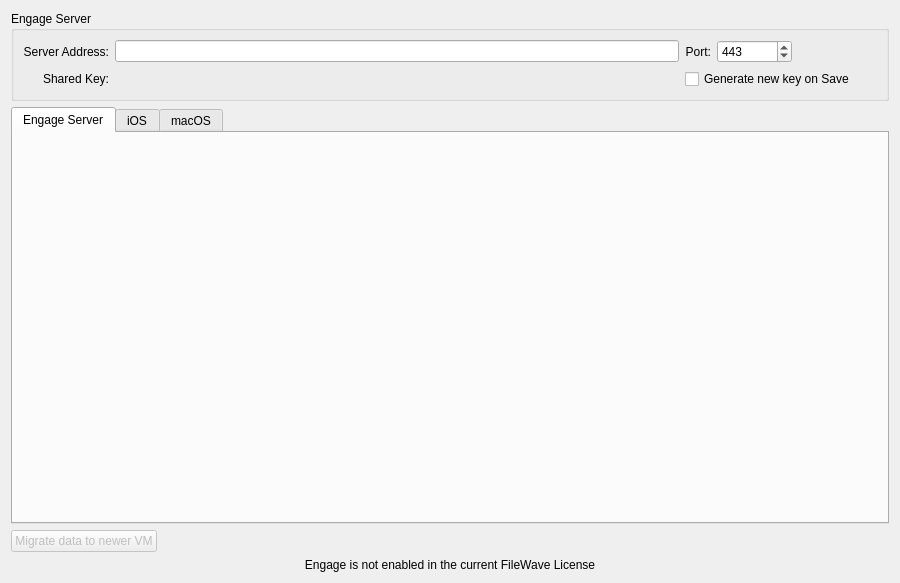
Qt form FWAdminLib/Preferences/EngagePreferencesWidget.ui (fw-dev/translations) before a commit.
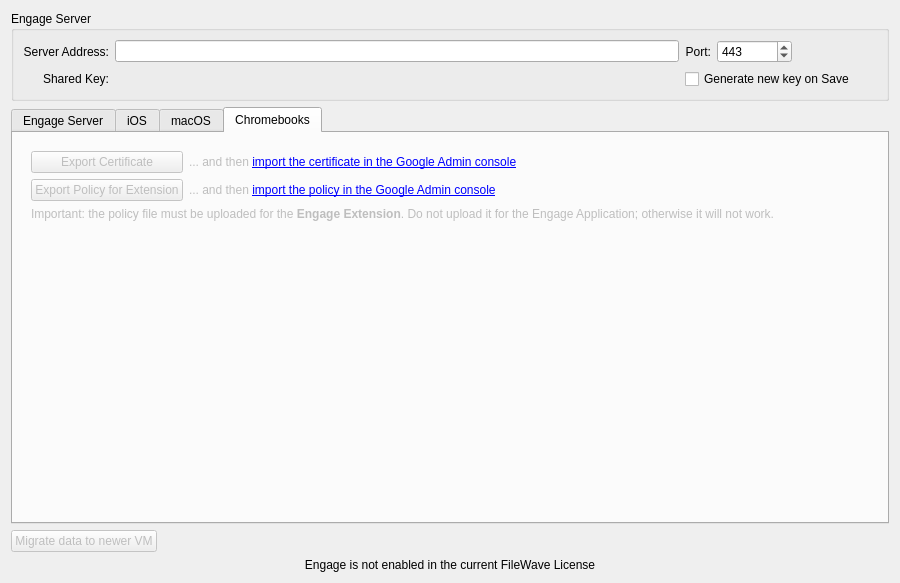
The same form after that commit. The open tabs and pages were chosen to show the change. Custom widgets are drawn as their Qt base class.

Patch:
```diff
--- a/FWAdminLib/Preferences/EngagePreferencesWidget.ui
+++ b/FWAdminLib/Preferences/EngagePreferencesWidget.ui
@@ -152,6 +152,19 @@
        <item>
         <widget class="SSLCertificateForm" name="engageCertBox" native="true"/>
        </item>
+       <item>
+        <spacer name="verticalSpacer_2">
+         <property name="orientation">
+          <enum>Qt::Vertical</enum>
+         </property>
+         <property name="sizeHint" stdset="0">
+          <size>
+           <width>20</width>
+           <height>40</height>
+          </size>
+         </property>
+        </spacer>
+       </item>
       </layout>
      </widget>
      <widget class="QWidget" name="tabEngageIOS">
@@ -438,6 +451,91 @@
        </item>
       </layout>
      </widget>
+     <widget class="QWidget" name="tab">
+      <attribute name="title">
+       <string>Chromebooks</string>
+      </attribute>
+      <layout class="QVBoxLayout" name="verticalLayout_2">
+       <item>
+        <widget class="QWidget" name="chromebooksBox" native="true">
+         <property name="enabled">
+          <bool>false</bool>
+         </property>
+         <layout class="QGridLayout" name="gridLayout">
+          <item row="0" column="0">
+           <widget class="QPushButton" name="exportCertificateButton">
+            <property name="statusTip">
+             <string>Export the MDM Certificate in PEM format.</string>
+            </property>
+            <property name="text">
+             <string>Export Certificate</string>
+            </property>
+           </widget>
+          </item>
+          <item row="3" column="0">
+           <spacer name="verticalSpacer">
+            <property name="orientation">
+             <enum>Qt::Vertical</enum>
+            </property>
+            <property name="sizeHint" stdset="0">
+             <size>
+              <width>20</width>
+              <height>40</height>
+             </size>
+            </property>
+           </spacer>
+          </item>
+          <item row="1" column="1">
+           <widget class="QLabel" name="importPolicyLink">
+            <property name="sizePolicy">
+             <sizepolicy hsizetype="MinimumExpanding" vsizetype="Preferred">
+              <horstretch>0</horstretch>
+              <verstretch>0</verstretch>
+             </sizepolicy>
+            </property>
+            <property name="text">
+             <string>&lt;html&gt;&lt;head/&gt;&lt;body&gt;&lt;p&gt;... and then &lt;a href=&quot;https://admin.google.com/AdminHome?fral=1#ChromeAppList:&quot;&gt;&lt;span style=&quot; text-decoration: underline; color:#0000ff;&quot;&gt;import the policy in the Google Admin console&lt;/span&gt;&lt;/a&gt;&lt;/p&gt;&lt;/body&gt;&lt;/html&gt;</string>
+            </property>
+           </widget>
+          </item>
+          <item row="2" column="0" colspan="2">
+           <widget class="QLabel" name="label">
+            <property name="text">
+             <string>&lt;html&gt;&lt;head/&gt;&lt;body&gt;&lt;p&gt;Important: the policy file must be uploaded for the &lt;span style=&quot; font-weight:600;&quot;&gt;Engage Extension&lt;/span&gt;. Do not upload it for the Engage Application; otherwise it will not work.&lt;/p&gt;&lt;/body&gt;&lt;/html&gt;</string>
+            </property>
+            <property name="wordWrap">
+             <bool>true</bool>
+            </property>
+           </widget>
+          </item>
+          <item row="1" column="0">
+           <widget class="QPushButton" name="exportPolicyButton">
+            <property name="statusTip">
+             <string>Export the policy file for the Chromebooks extension.</string>
+            </property>
+            <property name="text">
+             <string>Export Policy for Extension</string>
+            </property>
+           </widget>
+          </item>
+          <item row="0" column="1">
+           <widget class="QLabel" name="importCertificateLink">
+            <property name="sizePolicy">
+             <sizepolicy hsizetype="MinimumExpanding" vsizetype="Preferred">
+              <horstretch>0</horstretch>
+              <verstretch>0</verstretch>
+             </sizepolicy>
+            </property>
+            <property name="text">
+             <string>&lt;html&gt;&lt;head/&gt;&lt;body&gt;&lt;p&gt;... and then &lt;a href=&quot;https://admin.google.com/AdminHome?fral=1#ServiceSettings/notab=1&amp;amp;service=shared%20device%20settings&amp;amp;subtab=certificate&quot;&gt;&lt;span style=&quot; text-decoration: underline; color:#0000ff;&quot;&gt;import the certificate in the Google Admin console&lt;/span&gt;&lt;/a&gt;&lt;/p&gt;&lt;/body&gt;&lt;/html&gt;</string>
+            </property>
+           </widget>
+          </item>
+         </layout>
+        </widget>
+       </item>
+      </layout>
+     </widget>
     </widget>
    </item>
    <item>
```
